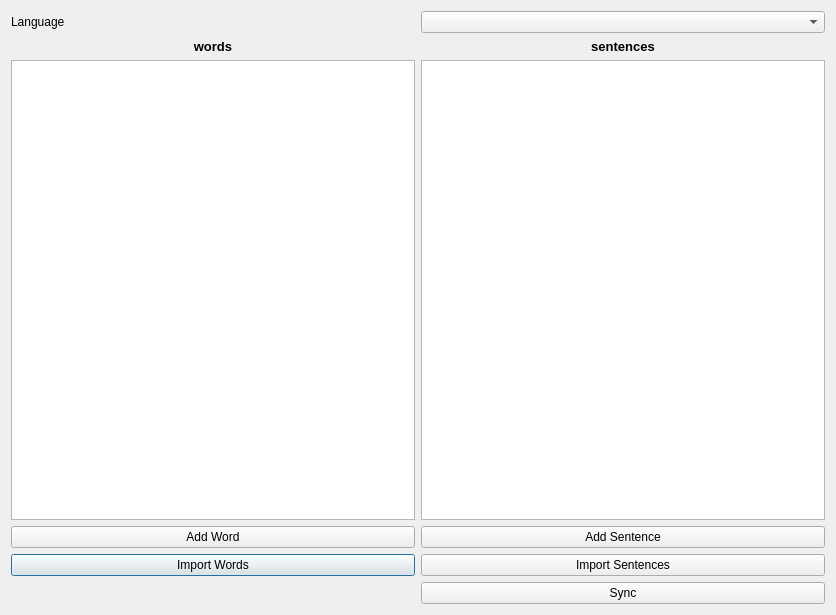
abdnh/anki-incontext, file designer/dialog.ui: the form before one commit.
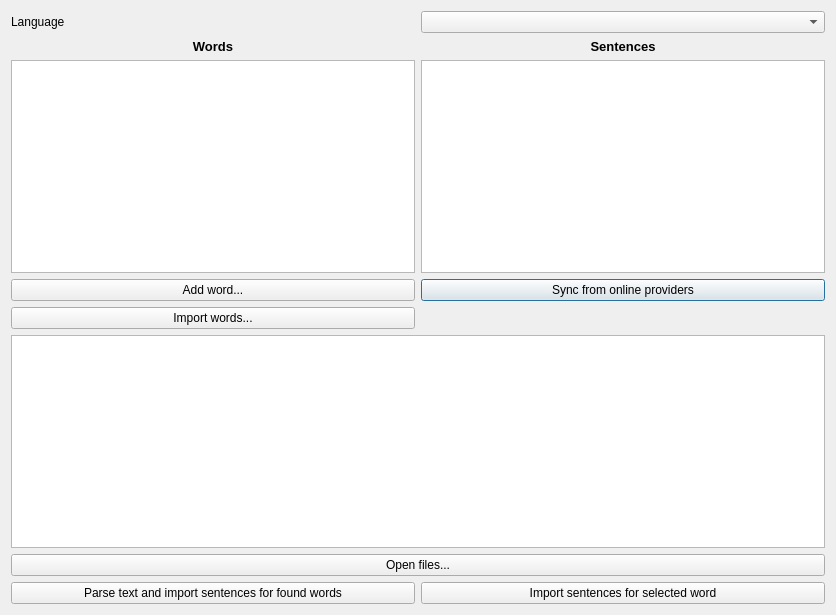
The form after the commit.

Commit message: Add basic option to parse sentences and fill word entries and refactor GUI

Diff of the .ui file:
```diff
--- a/designer/dialog.ui
+++ b/designer/dialog.ui
@@ -16,6 +16,16 @@
   <layout class="QHBoxLayout" name="horizontalLayout">
    <item>
     <layout class="QGridLayout" name="gridLayout_1">
+     <item row="6" column="1">
+      <widget class="QPushButton" name="sync_sentences_button">
+       <property name="toolTip">
+        <string>Fetch sentences for selected words from online providers, overriding any sentences added manually</string>
+       </property>
+       <property name="text">
+        <string>Sync from online providers</string>
+       </property>
+      </widget>
+     </item>
      <item row="5" column="1">
       <widget class="QListWidget" name="sentences_list">
        <property name="selectionMode">
@@ -23,28 +33,48 @@
        </property>
       </widget>
      </item>
+     <item row="2" column="1">
+      <widget class="QLabel" name="sentences_label">
+       <property name="font">
+        <font>
+         <pointsize>10</pointsize>
+         <weight>75</weight>
+         <bold>true</bold>
+        </font>
+       </property>
+       <property name="text">
+        <string>Sentences</string>
+       </property>
+       <property name="alignment">
+        <set>Qt::AlignCenter</set>
+       </property>
+      </widget>
+     </item>
+     <item row="0" column="1">
+      <widget class="QComboBox" name="langComboBox"/>
+     </item>
+     <item row="10" column="0" colspan="2">
+      <widget class="QPlainTextEdit" name="textBox"/>
+     </item>
+     <item row="6" column="0">
+      <widget class="QPushButton" name="add_word_button">
+       <property name="text">
+        <string>Add word...</string>
+       </property>
+      </widget>
+     </item>
      <item row="7" column="0">
       <widget class="QPushButton" name="import_words_button">
        <property name="toolTip">
         <string>Import from a list of words separated by blanks</string>
        </property>
        <property name="text">
-        <string>Import Words</string>
+        <string>Import words...</string>
        </property>
       </widget>
      </item>
-     <item row="7" column="1">
-      <widget class="QPushButton" name="import_sentences_button">
-       <property name="toolTip">
-        <string>Import from a file of sentences separated by newlines</string>
-       </property>
-       <property name="text">
-        <string>Import Sentences</string>
-       </property>
-      </widget>
-     </item>
-     <item row="2" column="1">
-      <widget class="QLabel" name="sentences_label">
+     <item row="2" column="0">
+      <widget class="QLabel" name="words_label">
        <property name="font">
         <font>
          <pointsize>10</pointsize>
@@ -53,7 +83,7 @@
         </font>
        </property>
        <property name="text">
-        <string>sentences</string>
+        <string>Words</string>
        </property>
        <property name="alignment">
         <set>Qt::AlignCenter</set>
@@ -70,47 +100,6 @@
        </property>
       </widget>
      </item>
-     <item row="9" column="1">
-      <widget class="QPushButton" name="sync_sentences_button">
-       <property name="toolTip">
-        <string>Fetch sentences for selected words from online providers, overriding any sentences added manually</string>
-       </property>
-       <property name="text">
-        <string>Sync</string>
-       </property>
-      </widget>
-     </item>
-     <item row="6" column="1">
-      <widget class="QPushButton" name="add_sentence_button">
-       <property name="text">
-        <string>Add Sentence</string>
-       </property>
-      </widget>
-     </item>
-     <item row="6" column="0">
-      <widget class="QPushButton" name="add_word_button">
-       <property name="text">
-        <string>Add Word</string>
-       </property>
-      </widget>
-     </item>
-     <item row="2" column="0">
-      <widget class="QLabel" name="words_label">
-       <property name="font">
-        <font>
-         <pointsize>10</pointsize>
-         <weight>75</weight>
-         <bold>true</bold>
-        </font>
-       </property>
-       <property name="text">
-        <string>words</string>
-       </property>
-       <property name="alignment">
-        <set>Qt::AlignCenter</set>
-       </property>
-      </widget>
-     </item>
      <item row="0" column="0">
       <widget class="QLabel" name="label">
        <property name="text">
@@ -118,8 +107,32 @@
        </property>
       </widget>
      </item>
-     <item row="0" column="1">
-      <widget class="QComboBox" name="langComboBox"/>
+     <item row="12" column="1">
+      <widget class="QPushButton" name="import_sentences_button">
+       <property name="toolTip">
+        <string>Import from a file of sentences separated by newlines</string>
+       </property>
+       <property name="text">
+        <string>Import sentences for selected word</string>
+       </property>
+      </widget>
+     </item>
+     <item row="12" column="0">
+      <widget class="QPushButton" name="import_text_button">
+       <property name="toolTip">
+        <string>Import sentences from a text file, adding sentences to the entry of each word in the text</string>
+       </property>
+       <property name="text">
+        <string>Parse text and import sentences for found words</string>
+       </property>
+      </widget>
+     </item>
+     <item row="11" column="0" colspan="2">
+      <widget class="QPushButton" name="open_files_button">
+       <property name="text">
+        <string>Open files...</string>
+       </property>
+      </widget>
      </item>
     </layout>
    </item>
```
The commit also changes 1 other file.
